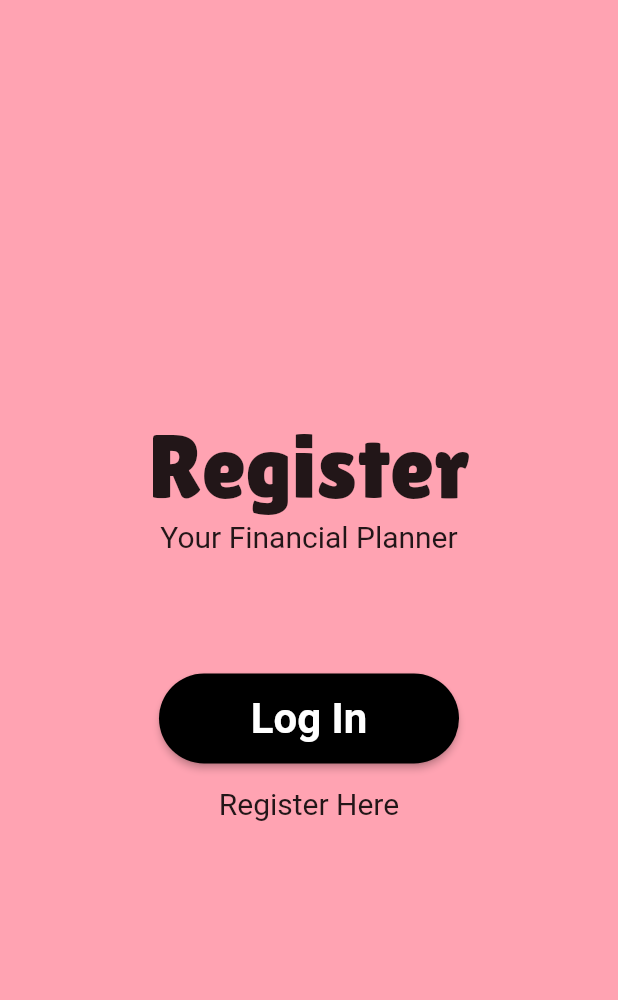
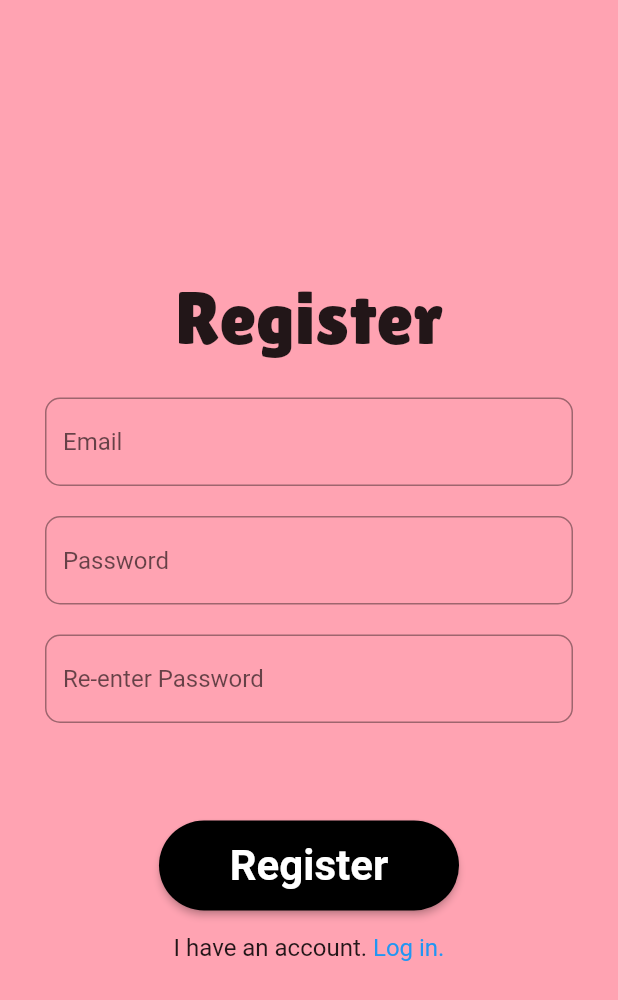
Before and after one commit to ericadiogo/piggy, a Flutter app: the screen it shows after launch, after a tap on "Register Here", on a phone screen of 412 x 824 dp. Shown: the top 1000 px of the screen. Run offline on Flutter 3.47's test engine with Material 2 defaults, Android fonts, the light colour scheme and no system bars.

Commit message:
PIGGY-0005: Added register design, register button and routes.

```diff
--- a/lib/screens/register_screen.dart
+++ b/lib/screens/register_screen.dart
@@ -1,4 +1,6 @@
 import 'package:flutter/material.dart';
+
+import 'login_screen.dart';
 
 class RegisterScreen extends StatefulWidget{
   @override
@@ -19,25 +21,71 @@ class _RegisterScreenState extends State<RegisterScreen>{
             children: [
         Text('Register',
             style: TextStyle(
-              fontSize: 60,
+              fontSize: 50,
               fontFamily: 'Lilita One',
             )
         ),
-        Text('Your Financial Planner',
-          style: TextStyle(fontSize: 20),
+        SizedBox(height: 20,),
+        Container(
+          padding: EdgeInsets.fromLTRB(30,5,30,5),
+          child:
+            TextField(decoration: InputDecoration(
+                border: OutlineInputBorder(
+                  borderRadius: BorderRadius.circular(10),
+                  borderSide: BorderSide(
+                    width: 1.0,
+                  ),
+                ),
+                hintText: 'Email',
+              ),
+            ),
         ),
-        SizedBox(height: 80,),
-        ElevatedButton(onPressed: (){},
+        SizedBox(height: 10,),
+        Container(
+          padding: EdgeInsets.fromLTRB(30,5,30,5),
+          child:
+            TextField(decoration: InputDecoration(
+                border: OutlineInputBorder(
+                  borderRadius: BorderRadius.circular(10),
+                  borderSide: BorderSide(
+                    width: 1.0,
+                  ),
+                ),
+                hintText: 'Password',
+              ),
+            ),
+        ),
+        SizedBox(height: 10,),
+        Container(
+          padding: EdgeInsets.fromLTRB(30,5,30,5),
+          child:
+            TextField(decoration: InputDecoration(
+                border: OutlineInputBorder(
+                  borderRadius: BorderRadius.circular(10),
+                  borderSide: BorderSide(
+                    width: 1.0,
+                  ),
+                ),
+                hintText: 'Re-enter Password',
+              ),
+            ),
+        ),
+        SizedBox(height: 60,),
+        ElevatedButton(onPressed: (){
+          Navigator.push(context,
+              MaterialPageRoute(builder: (context) => LoginScreen(),),);
+        },
           style: ButtonStyle(
             backgroundColor: MaterialStatePropertyAll<Color>(Colors.black),
             shape: MaterialStateProperty.all(
-              RoundedRectangleBorder(borderRadius: BorderRadius.circular(30),
+              RoundedRectangleBorder(
+                borderRadius: BorderRadius.circular(30),
               ),
             ),
             padding: MaterialStateProperty.all<EdgeInsets>(EdgeInsets.all(10),),
             fixedSize: MaterialStateProperty.all<Size>(Size(200.0, 60.0),),
           ),
-          child: Text('Log In',
+          child: Text('Register',
             style: TextStyle(
               color: Colors.white,
               fontWeight: FontWeight.bold,
@@ -46,15 +94,24 @@ class _RegisterScreenState extends State<RegisterScreen>{
           ),
         ),
         SizedBox(height: 15,),
-        new InkWell(
-          child: new Text('Register Here', style: TextStyle(
-            fontSize: 20,
-          ),
-          ),
-          onTap: () => Navigator.push(context, MaterialPageRoute(builder: (context) => RegisterScreen()),
-          ),
-        ),
-            ],
+        Row(
+          mainAxisAlignment: MainAxisAlignment.center,
+          children: [
+            Text('I have an account. ', style: TextStyle(
+                fontSize: 16,
+              ),
+            ),
+            new InkWell(
+              child: new Text('Log in.', style: TextStyle(
+                  fontSize: 16,
+                color: Colors.blue,
+                ),
+              ),
+              onTap: () => Navigator.push(context,
+                MaterialPageRoute(builder: (context) => LoginScreen(),),
+              ),
+            ),],
+          ),],
         ),
       ),
     );
```
Also changed, not shown: lib/screens/conversion_screen.dart (+65 -0 lines), lib/screens/forgot_pass_screen.dart (+65 -0 lines), lib/screens/goals_screen.dart (+65 -0 lines), lib/screens/loading_screen.dart (+65 -0 lines), lib/screens/login_screen.dart (+65 -0 lines), lib/screens/results_screen.dart (+65 -0 lines), lib/screens/time_screen.dart (+65 -0 lines).
